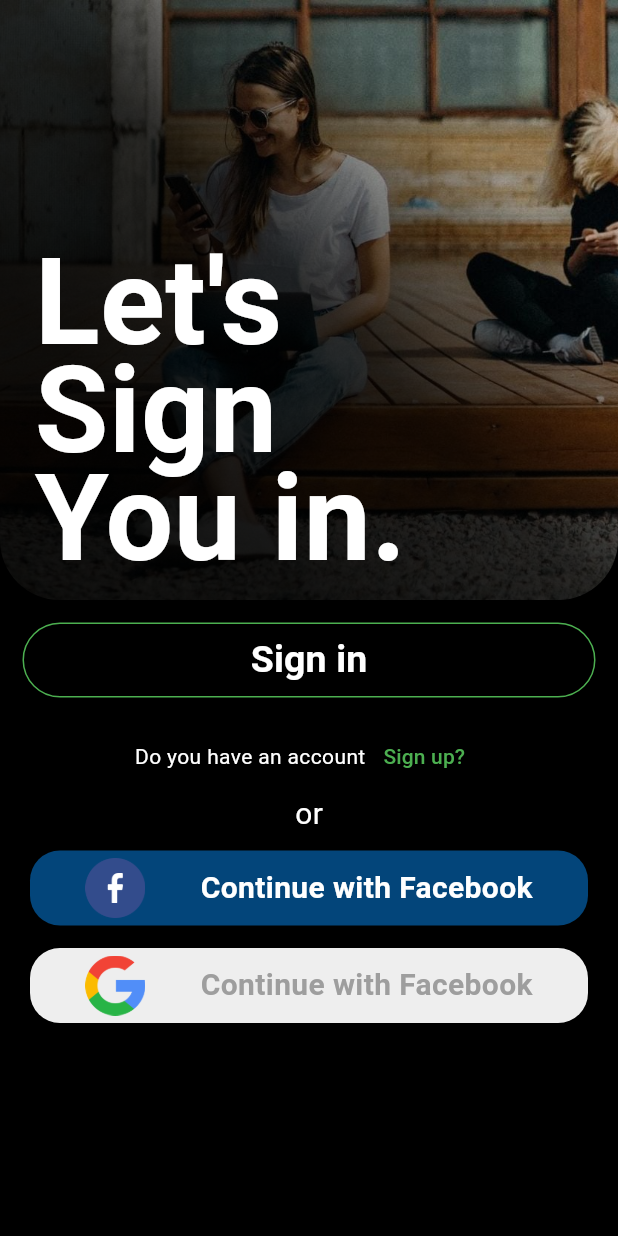
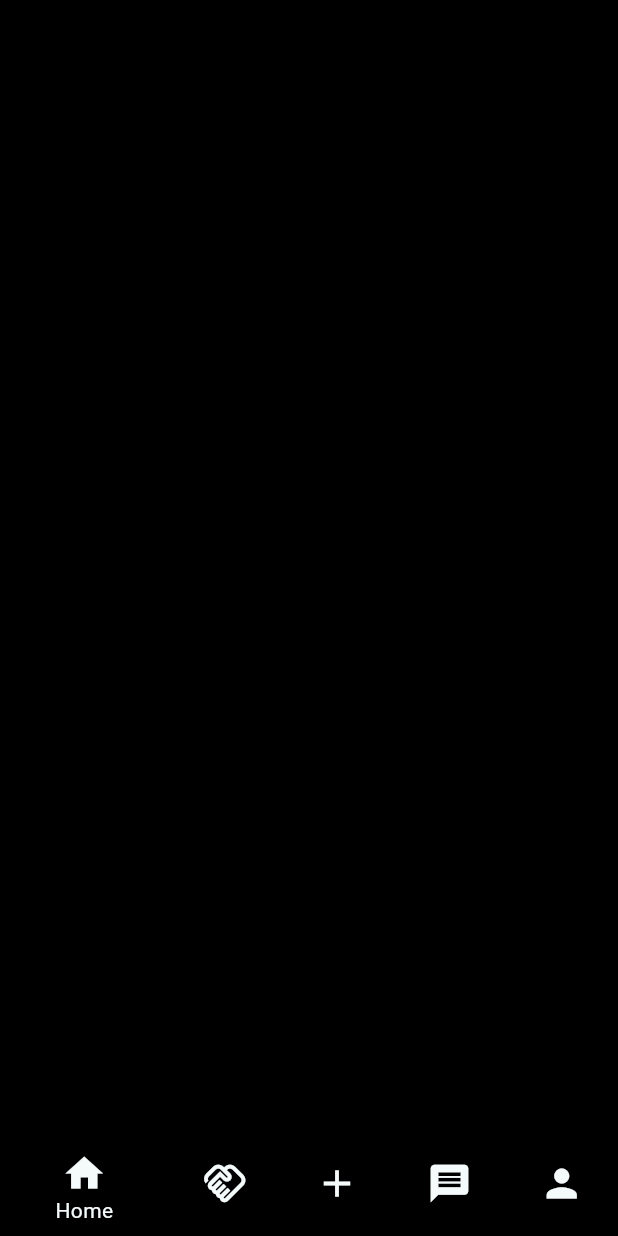
Before and after one commit to nabeeeltk/HypeApp, a Flutter app: the SignInPage screen opened directly, after a tap on "Sign in", on a phone screen of 412 x 824 dp. Run offline on Flutter 3.47's test engine with Material 2 defaults, Android fonts, the phone set to English and light mode, and no system bars; our stand-ins replace get.

Commit message:
add dealse page

```diff
--- a/hype_app/lib/view/auth/sign_in.dart
+++ b/hype_app/lib/view/auth/sign_in.dart
@@ -1,6 +1,7 @@
 import 'package:flutter/material.dart';
 import 'package:get/get.dart';
 import 'package:hype_app/view/auth/sign_up.dart';
+import 'package:hype_app/widgets/root_widget.dart';
 
 class SignInPage extends StatelessWidget {
   const SignInPage({super.key});
@@ -76,7 +77,9 @@
                   border: Border.all(color: Colors.green),
                 ),
                 child: MaterialButton(
-                  onPressed: () {},
+                  onPressed: () {
+                    Get.to(Rootpage());
+                  },
                   child: const Text(
                     "Sign in",
                     style: TextStyle(fontSize: 25,color: Colors.white,
--- a/hype_app/lib/view/auth/sign_up.dart
+++ b/hype_app/lib/view/auth/sign_up.dart
@@ -121,7 +121,7 @@
               children: [
                const  Text("Do you have an account",style: TextStyle(color: Colors.white),),
                 TextButton(onPressed: (){
-                  Get.to(SignInPage());
+                  Get.to(const SignInPage());
                 }, child: const Text("Sign up?",style: TextStyle(color: Colors.green)))
               ],
             ),
--- a/hype_app/lib/widgets/root_widget.dart
+++ b/hype_app/lib/widgets/root_widget.dart
@@ -1,12 +1,64 @@
 import 'package:flutter/material.dart';
+import 'package:hype_app/view/deals/deals_page.dart';
 
-class RootWidget extends StatelessWidget {
-  const RootWidget({super.key});
+ class Rootpage extends StatefulWidget {
+  const Rootpage({super.key});
 
+
+
+  @override
+  State<Rootpage> createState() => _RootpageState();
+}
+
+class _RootpageState extends State<Rootpage> {
+
+   int _currentIndex = 0;
+
+  final List<Widget> _pages = [
+   Container(),
+    DealsPage(),
+   Container(),
+
+   Container(),
+   Container(),
+
+  ];
   @override
   Widget build(BuildContext context) {
     return Scaffold(
-
+      backgroundColor: Colors.black,
+      body: _pages[_currentIndex],
+      bottomNavigationBar: BottomNavigationBar(
+        currentIndex: _currentIndex,
+        onTap: (index) {
+          setState(() {
+            _currentIndex = index;
+          });
+        },
+        items:const  [
+          BottomNavigationBarItem(
+            backgroundColor: Colors.black12,
+            icon: Icon(Icons.home,size: 30,),
+            label: 'Home',
+          ),
+          BottomNavigationBarItem(
+            icon: Icon(Icons.handshake_outlined,size: 30,),
+            label: 'Deals',
+          ),
+          BottomNavigationBarItem(
+            icon: Icon(Icons.add,size: 30,),
+            label: 'Add',
+          ),
+          BottomNavigationBarItem(
+            icon: Icon(Icons.message,size: 30,),
+            label: 'message',
+          ),
+          BottomNavigationBarItem(
+            icon: Icon(Icons.person,size: 30,),
+            label: 'Profile',
+          ),
+        ],
+      ),
     );
   }
 }
```
Also changed, not shown: hype_app/lib/view/deals/deals_page.dart (added, +106 -0 lines), hype_app/lib/widgets/listview.dart (added, +61 -0 lines), hype_app/lib/widgets/nested_tabbar.dart (added, +49 -0 lines).
